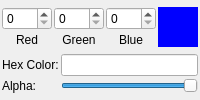
Old version of the form src/WhiskerToolbox/ColorPicker_Widget/ColorPicker_Widget.ui in the repository paulmthompson/WhiskerToolbox.
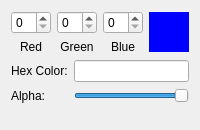
New version of the form.

```diff
--- a/src/WhiskerToolbox/ColorPicker_Widget/ColorPicker_Widget.ui
+++ b/src/WhiskerToolbox/ColorPicker_Widget/ColorPicker_Widget.ui
@@ -7,52 +7,25 @@
     <x>0</x>
     <y>0</y>
     <width>200</width>
-    <height>100</height>
+    <height>130</height>
    </rect>
   </property>
-  <property name="sizePolicy">
-   <sizepolicy hsizetype="Expanding" vsizetype="Fixed">
-    <horstretch>0</horstretch>
-    <verstretch>0</verstretch>
-   </sizepolicy>
-  </property>
   <property name="minimumSize">
    <size>
-    <width>180</width>
-    <height>100</height>
+    <width>200</width>
+    <height>130</height>
    </size>
   </property>
   <property name="windowTitle">
    <string>Form</string>
   </property>
   <layout class="QVBoxLayout" name="verticalLayout">
-   <property name="spacing">
-    <number>2</number>
-   </property>
-   <property name="leftMargin">
-    <number>2</number>
-   </property>
-   <property name="topMargin">
-    <number>2</number>
-   </property>
-   <property name="rightMargin">
-    <number>2</number>
-   </property>
-   <property name="bottomMargin">
-    <number>2</number>
-   </property>
    <item>
     <layout class="QHBoxLayout" name="horizontalLayout1">
      <item>
       <layout class="QGridLayout" name="gridLayout">
        <item row="0" column="0">
         <widget class="QSpinBox" name="red_spinbox">
-         <property name="sizePolicy">
-          <sizepolicy hsizetype="Expanding" vsizetype="Fixed">
-           <horstretch>0</horstretch>
-           <verstretch>0</verstretch>
-          </sizepolicy>
-         </property>
          <property name="maximum">
           <number>255</number>
          </property>
@@ -60,12 +33,6 @@
        </item>
        <item row="0" column="1">
         <widget class="QSpinBox" name="green_spinbox">
-         <property name="sizePolicy">
-          <sizepolicy hsizetype="Expanding" vsizetype="Fixed">
-           <horstretch>0</horstretch>
-           <verstretch>0</verstretch>
-          </sizepolicy>
-         </property>
          <property name="maximum">
           <number>255</number>
          </property>
@@ -73,12 +40,6 @@
        </item>
        <item row="0" column="2">
         <widget class="QSpinBox" name="blue_spinbox">
-         <property name="sizePolicy">
-          <sizepolicy hsizetype="Expanding" vsizetype="Fixed">
-           <horstretch>0</horstretch>
-           <verstretch>0</verstretch>
-          </sizepolicy>
-         </property>
          <property name="maximum">
           <number>255</number>
          </property>
@@ -118,12 +79,6 @@
      </item>
      <item>
       <widget class="QWidget" name="color_preview" native="true">
-       <property name="sizePolicy">
-        <sizepolicy hsizetype="Fixed" vsizetype="Fixed">
-         <horstretch>0</horstretch>
-         <verstretch>0</verstretch>
-        </sizepolicy>
-       </property>
        <property name="minimumSize">
         <size>
          <width>40</width>
@@ -153,14 +108,7 @@
       </widget>
      </item>
      <item row="0" column="1">
-      <widget class="QLineEdit" name="lineEdit">
-       <property name="sizePolicy">
-        <sizepolicy hsizetype="Expanding" vsizetype="Fixed">
-         <horstretch>0</horstretch>
-         <verstretch>0</verstretch>
-        </sizepolicy>
-       </property>
-      </widget>
+      <widget class="QLineEdit" name="lineEdit"/>
      </item>
      <item row="1" column="0">
       <widget class="QLabel" name="label_5">
@@ -171,12 +119,6 @@
      </item>
      <item row="1" column="1">
       <widget class="QSlider" name="horizontalSlider">
-       <property name="sizePolicy">
-        <sizepolicy hsizetype="Expanding" vsizetype="Fixed">
-         <horstretch>0</horstretch>
-         <verstretch>0</verstretch>
-        </sizepolicy>
-       </property>
        <property name="maximum">
         <number>100</number>
        </property>
@@ -190,6 +132,19 @@
      </item>
     </layout>
    </item>
+   <item>
+    <spacer name="verticalSpacer">
+     <property name="orientation">
+      <enum>Qt::Orientation::Vertical</enum>
+     </property>
+     <property name="sizeHint" stdset="0">
+      <size>
+       <width>20</width>
+       <height>40</height>
+      </size>
+     </property>
+    </spacer>
+   </item>
   </layout>
  </widget>
  <resources/>
```
